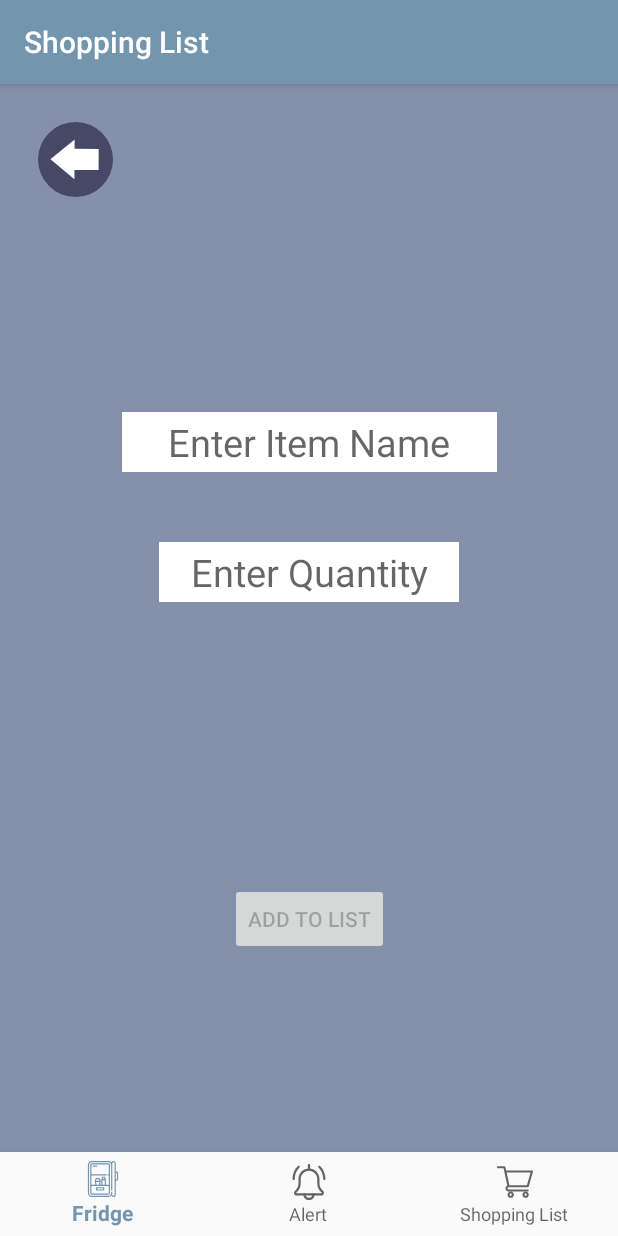
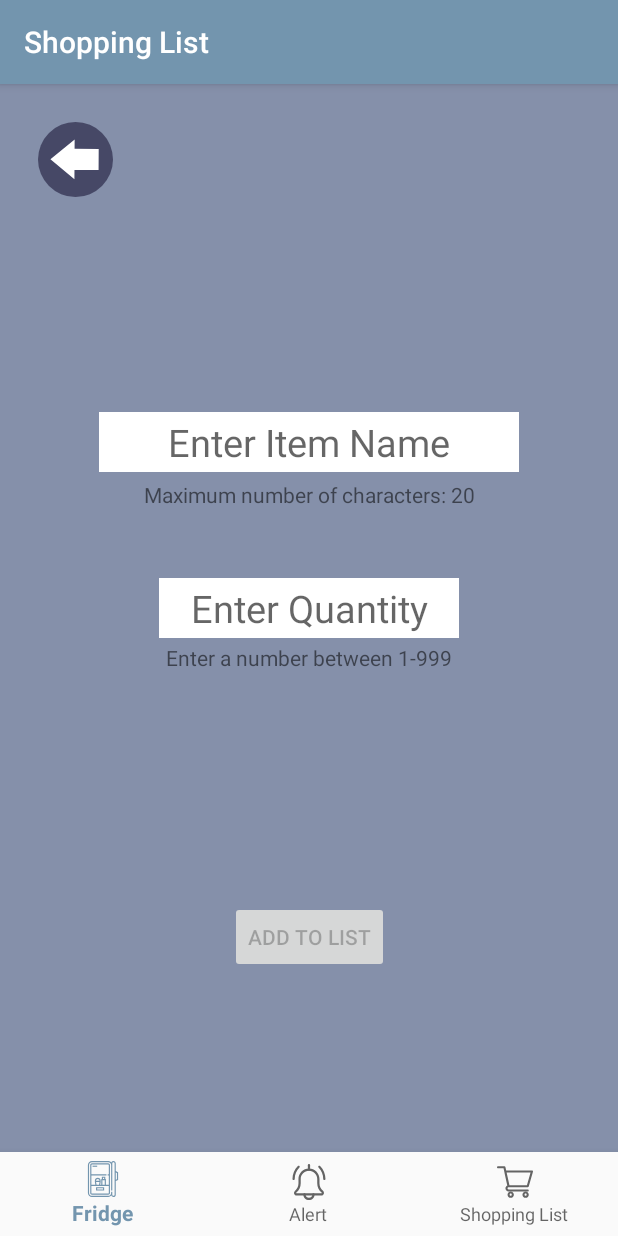
Before and after one commit to berkeleymartin20/MyFridge, an Android app: the ShoppingListFragment screen opened through its navigation route, after a tap on an icon or button, on a phone screen of 412 x 824 dp. Run offline under Robolectric (Android 15) with nearby library versions, the phone set to English and light mode, and no system bars; our stand-ins replace navigation-ui.

Commit message:
fixed bugs with fragment replace in shopping list, delete item in shopping list and list_item add (first item was covering the others)

```diff
--- a/app/src/main/java/com/example/myFridge/ui/shoppinglist/ShoppingListFragment.java
+++ b/app/src/main/java/com/example/myFridge/ui/shoppinglist/ShoppingListFragment.java
@@ -28,6 +28,7 @@ import java.util.ArrayList;
 public class ShoppingListFragment extends Fragment {
     private ImageButton addItemButton;
     private RecyclerView recyclerview;
+    private ImageButton deleteItemButton;
 
     @RequiresApi(api = Build.VERSION_CODES.N)
     public View onCreateView(@NonNull LayoutInflater inflater,
@@ -50,8 +51,6 @@ public class ShoppingListFragment extends Fragment {
                 transaction.commit();
             }
         });
-
-
         return view;
     }
 
--- a/app/src/main/res/layout/fragment_additem.xml
+++ b/app/src/main/res/layout/fragment_additem.xml
@@ -10,11 +10,11 @@
 
     <EditText
         android:id="@+id/itemname_input"
-        android:layout_width="250dp"
+        android:layout_width="280dp"
         android:layout_height="40dp"
         android:background="#FFFFFF"
         android:textAlignment="center"
-        android:maxLength="15"
+        android:maxLength="20"
         android:imeOptions="actionDone"
         android:singleLine="true"
         android:hint="Enter Item Name"
@@ -41,7 +41,7 @@
         app:layout_constraintEnd_toEndOf="parent"
         app:layout_constraintStart_toStartOf="parent"
         app:layout_constraintTop_toBottomOf="@+id/itemname_input"
-        app:layout_constraintVertical_bias="0.1" />
+        app:layout_constraintVertical_bias="0.15" />
 
     <Button
         android:id="@+id/add_item_confirm_button"
@@ -63,4 +63,26 @@
         app:layout_constraintTop_toTopOf="parent"
         app:srcCompat="@drawable/ic_left_arrow_50dp" />
 
+    <TextView
+        android:id="@+id/textView"
+        android:layout_width="wrap_content"
+        android:layout_height="wrap_content"
+        android:text="@string/max_chars"
+        app:layout_constraintVertical_bias="0.1"
+        app:layout_constraintBottom_toTopOf="@+id/quantity_input"
+        app:layout_constraintEnd_toEndOf="parent"
+        app:layout_constraintStart_toStartOf="parent"
+        app:layout_constraintTop_toBottomOf="@+id/itemname_input" />
+
+    <TextView
+        android:id="@+id/textView2"
+        android:layout_width="wrap_content"
+        android:layout_height="wrap_content"
+        android:text="@string/max_num"
+        app:layout_constraintBottom_toTopOf="@+id/add_item_confirm_button"
+        app:layout_constraintEnd_toEndOf="parent"
+        app:layout_constraintStart_toStartOf="parent"
+        app:layout_constraintVertical_bias="0.02"
+        app:layout_constraintTop_toBottomOf="@+id/quantity_input" />
+
 </androidx.constraintlayout.widget.ConstraintLayout>
--- a/app/src/main/res/layout/list_item.xml
+++ b/app/src/main/res/layout/list_item.xml
@@ -2,7 +2,7 @@
 <androidx.cardview.widget.CardView xmlns:android="http://schemas.android.com/apk/res/android"
     xmlns:app="http://schemas.android.com/apk/res-auto"
     android:layout_width="match_parent"
-    android:layout_height="match_parent"
+    android:layout_height="wrap_content"
     android:orientation="horizontal">
 
     <LinearLayout
@@ -34,7 +34,7 @@
                 android:layout_width="200dp"
                 android:layout_height="match_parent"
                 android:layout_gravity="center"
-                android:layout_margin="10dp"
+                android:layout_margin="7dp"
                 android:maxLines="1"
                 android:textSize="15sp" />
 
--- a/app/src/main/res/values/strings.xml
+++ b/app/src/main/res/values/strings.xml
@@ -3,4 +3,6 @@
     <string name="title_fridge">Fridge</string>
     <string name="title_alert">Alert</string>
     <string name="title_shoppinglist">Shopping List</string>
+    <string name="max_chars">Maximum number of characters: 20</string>
+    <string name="max_num">Enter a number between 1-999</string>
 </resources>
```
Also changed, not shown: app/src/main/java/com/example/myFridge/ui/shoppinglist/ListAdapter.java (+21 -3 lines), app/src/main/java/com/example/myFridge/ui/shoppinglist/ShoppingList.java (+8 -2 lines), app/src/main/res/layout-v28/list_item.xml (+37 -6 lines), 50 other files.
